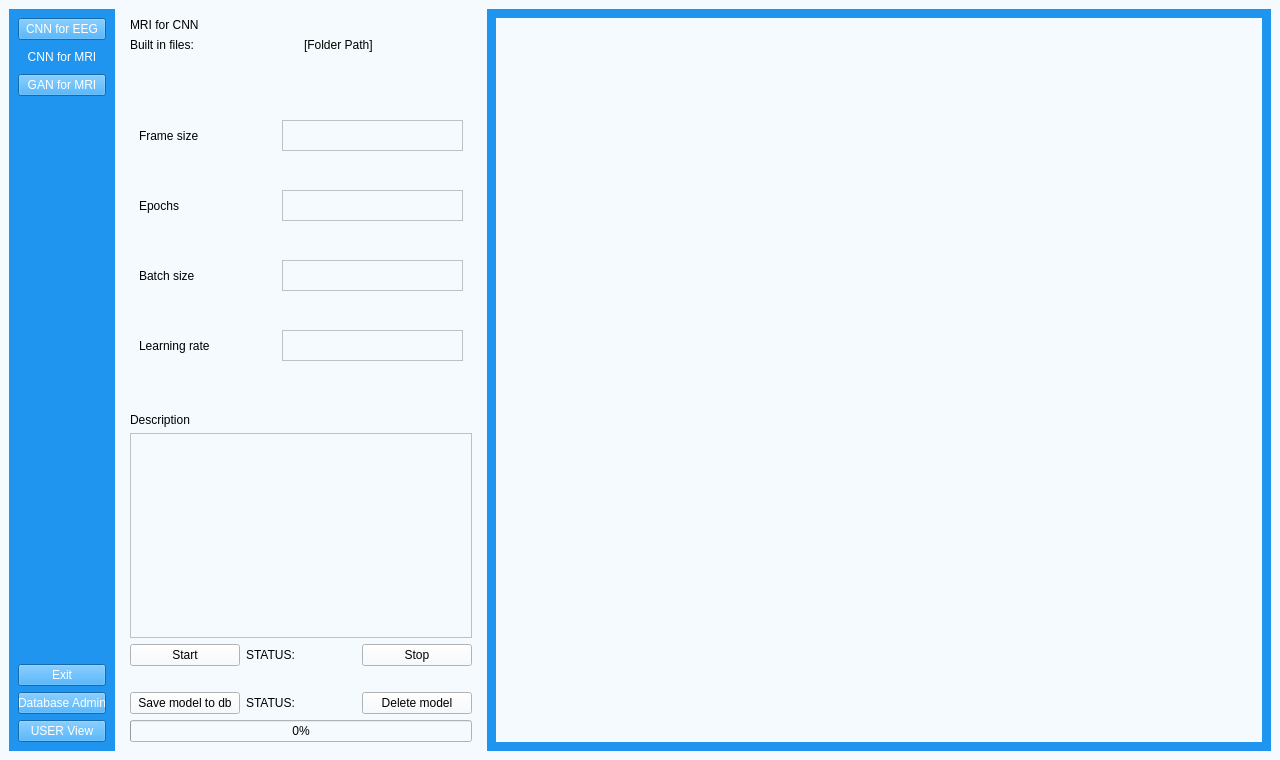
Before: the Qt Designer form UI/aUI_projekt_MRI.ui in matimusial/ADHDPredictorApp, drawn with Qt 5.
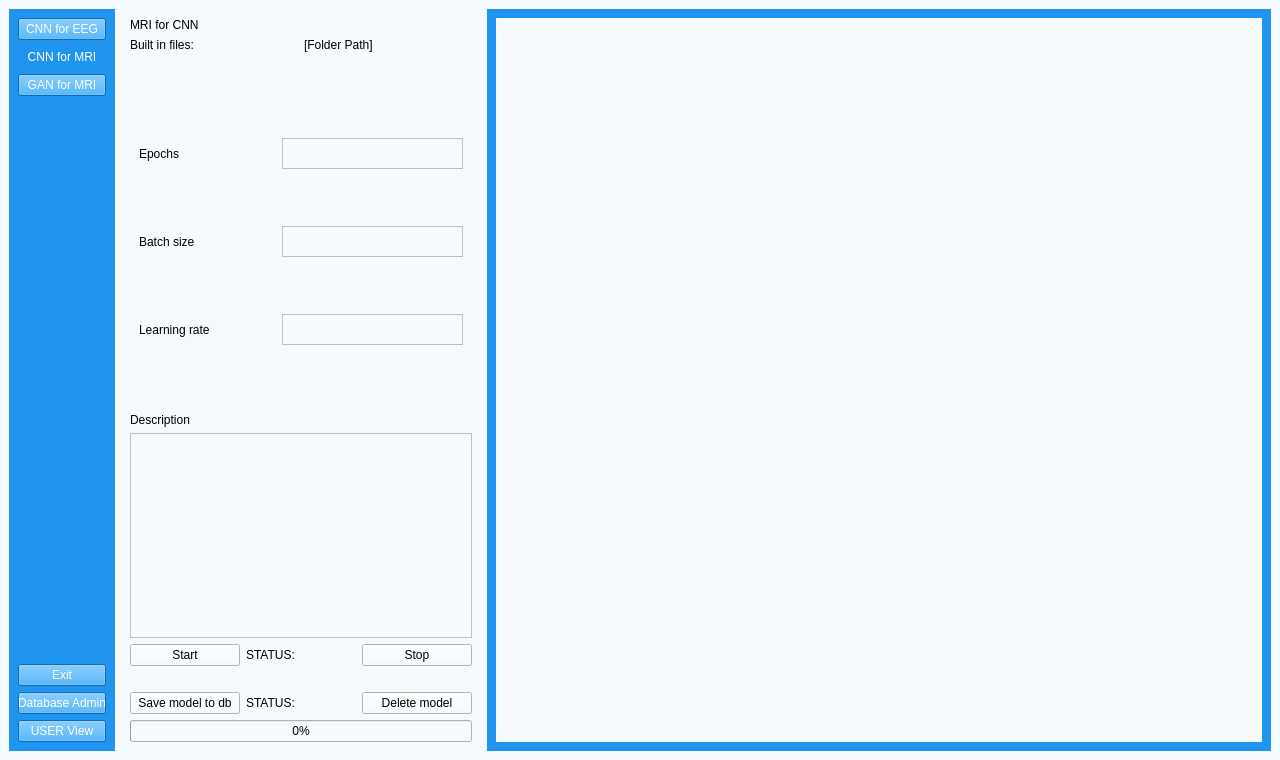
After: the same form once the commit is applied. Icons and pictures are not drawn.

The edit to the form file:
```diff
--- a/UI/aUI_projekt_MRI.ui
+++ b/UI/aUI_projekt_MRI.ui
@@ -201,36 +201,6 @@
                <item>
                 <widget class="QWidget" name="widget_3" native="true">
                  <layout class="QVBoxLayout" name="verticalLayout_10">
-                  <item>
-                   <layout class="QHBoxLayout" name="horizontalLayout_11">
-                    <item>
-                     <widget class="QLabel" name="frame_size_2">
-                      <property name="text">
-                       <string>Frame size</string>
-                      </property>
-                      <property name="alignment">
-                       <set>Qt::AlignLeading|Qt::AlignLeft|Qt::AlignVCenter</set>
-                      </property>
-                     </widget>
-                    </item>
-                    <item>
-                     <widget class="QTextEdit" name="textEdit_frame_size_2">
-                      <property name="minimumSize">
-                       <size>
-                        <width>181</width>
-                        <height>31</height>
-                       </size>
-                      </property>
-                      <property name="maximumSize">
-                       <size>
-                        <width>181</width>
-                        <height>31</height>
-                       </size>
-                      </property>
-                     </widget>
-                    </item>
-                   </layout>
-                  </item>
                   <item>
                    <layout class="QHBoxLayout" name="horizontalLayout_12">
                     <item>
```
